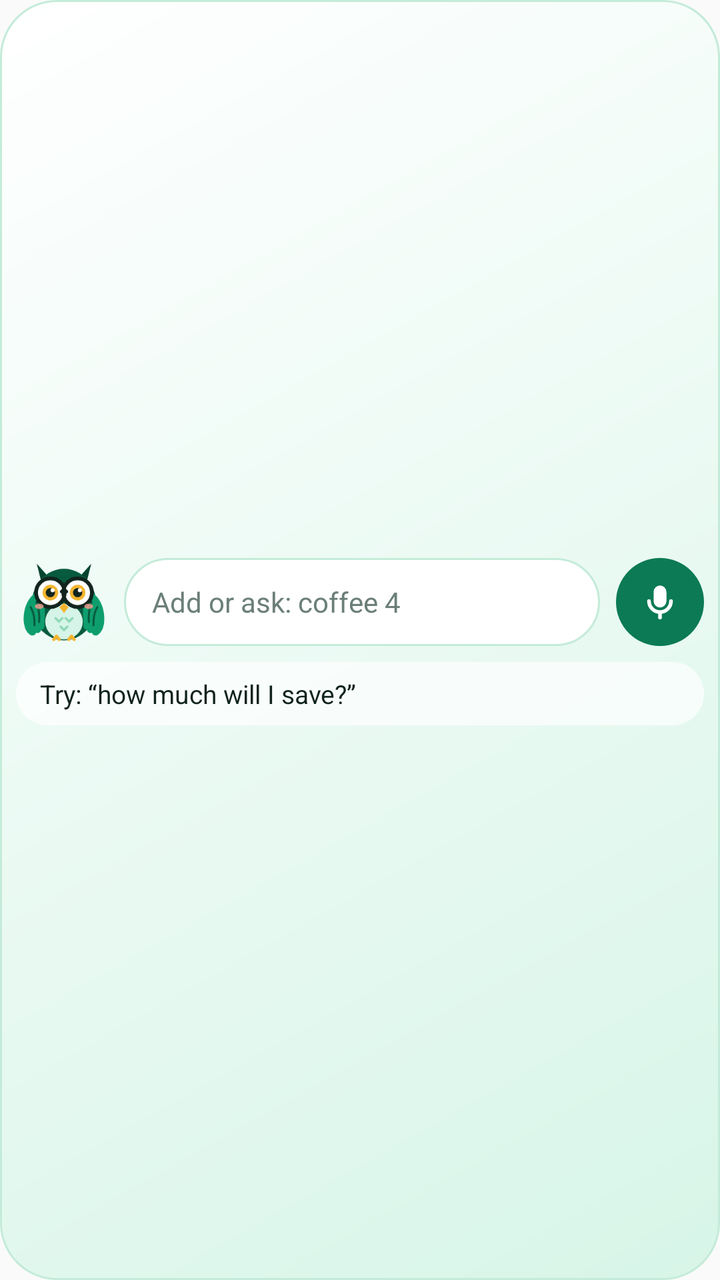
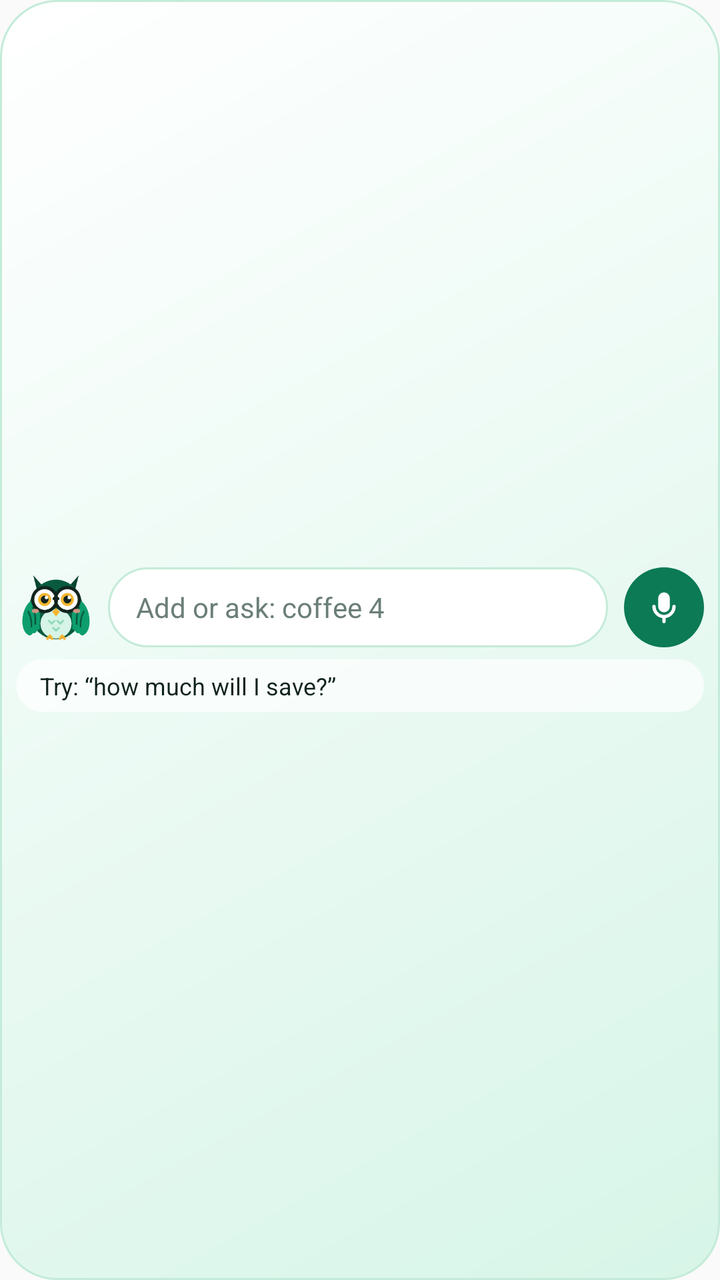

Before-and-after screenshots of an Android layout around one commit, followed by the original layout XML and the change that was made.
<!-- AndroidManifest.xml: application theme AppTheme -->
<!-- res/layout/keepwise_quick.xml -->
<?xml version="1.0" encoding="utf-8"?>
<LinearLayout xmlns:android="http://schemas.android.com/apk/res/android"
    android:id="@+id/kq_root"
    android:layout_width="match_parent"
    android:layout_height="match_parent"
    android:orientation="vertical"
    android:gravity="center_vertical"
    android:padding="8dp"
    android:background="@drawable/widget_quick_bg">
    <LinearLayout
    android:layout_width="match_parent"
    android:layout_height="wrap_content"
    android:orientation="horizontal"
    android:gravity="center_vertical">
    <ImageView
        android:layout_width="48dp"
        android:layout_height="48dp"
        android:src="@drawable/kw_owl"
        android:contentDescription="KeepWise owl" />
    
    <TextView
        android:id="@+id/kq_field"
        android:layout_width="0dp"
        android:layout_height="44dp"
        android:layout_weight="1"
        android:layout_marginStart="6dp"
        android:layout_marginEnd="8dp"
        android:gravity="center_vertical"
        android:paddingStart="14dp"
        android:paddingEnd="10dp"
        android:background="@drawable/widget_field_bg"
        android:text="@string/quick_field"
        android:maxLines="1"
        android:ellipsize="end"
        android:textColor="#6B7F77"
        android:textSize="14sp" />
    <ImageView
        android:id="@+id/kq_mic"
        android:layout_width="44dp"
        android:layout_height="44dp"
        android:padding="11dp"
        android:background="@drawable/widget_mic_bg"
        android:src="@drawable/ic_kw_mic"
        android:contentDescription="@string/quick_mic" />
    </LinearLayout>
    
    <TextView
        android:id="@+id/kq_said"
        android:layout_width="match_parent"
        android:layout_height="wrap_content"
        android:layout_marginTop="6dp"
        android:paddingStart="12dp"
        android:paddingEnd="12dp"
        android:paddingTop="7dp"
        android:paddingBottom="7dp"
        android:background="@drawable/widget_said_bg"
        android:text="@string/quick_tip"
        android:maxLines="2"
        android:ellipsize="end"
        android:textColor="#10231C"
        android:textSize="13sp" />
</LinearLayout>
<!-- resources referenced by this layout -->
<resources>
  <!-- drawable ic_kw_mic (drawable) -->
  <?xml version="1.0" encoding="utf-8"?>
  <vector xmlns:android="http://schemas.android.com/apk/res/android" android:width="24dp" android:height="24dp" android:viewportWidth="24" android:viewportHeight="24">
      <path android:fillColor="#FFFFFF" android:pathData="M12,15a3.5,3.5 0,0 0,3.5 -3.5v-5a3.5,3.5 0,0 0,-7 0v5A3.5,3.5 0,0 0,12 15z"/>
      <path android:strokeColor="#FFFFFF" android:strokeWidth="2" android:strokeLineCap="round" android:fillColor="#00000000" android:pathData="M6,11.5a6,6 0,0 0,12 0M12,17.5v3"/>
  </vector>
  <!-- drawable kw_owl: png bitmap (drawable-nodpi, 5053 bytes) -->
  <!-- drawable widget_field_bg (drawable) -->
  <?xml version="1.0" encoding="utf-8"?>
  <shape xmlns:android="http://schemas.android.com/apk/res/android" android:shape="rectangle">
      <solid android:color="#FFFFFF" />
      <corners android:radius="22dp" />
      <stroke android:width="1dp" android:color="#C4EBD9" />
  </shape>
  <!-- drawable widget_mic_bg (drawable) -->
  <?xml version="1.0" encoding="utf-8"?>
  <shape xmlns:android="http://schemas.android.com/apk/res/android" android:shape="oval">
      <solid android:color="#0B7A55" />
  </shape>
  <!-- drawable widget_quick_bg (drawable) -->
  <?xml version="1.0" encoding="utf-8"?>
  <shape xmlns:android="http://schemas.android.com/apk/res/android" android:shape="rectangle">
      <gradient android:angle="315" android:startColor="#FFFFFF" android:endColor="#D7F5E8" />
      <corners android:radius="28dp" />
      <stroke android:width="1dp" android:color="#C4EBD9" />
  </shape>
  <!-- drawable widget_said_bg (drawable) -->
  <?xml version="1.0" encoding="utf-8"?>
  <shape xmlns:android="http://schemas.android.com/apk/res/android" android:shape="rectangle">
      <solid android:color="#B3FFFFFF" />
      <corners android:radius="16dp" />
  </shape>
  <string name="quick_field">Add or ask: coffee 4</string>
  <string name="quick_mic">Say what you spent</string>
  <string name="quick_tip">Try: “how much will I save?”</string>
  <style name="AppTheme" parent="Theme.AppCompat.Light.DarkActionBar">
          
          <item name="colorPrimary">@color/colorPrimary</item>
          <item name="colorPrimaryDark">@color/colorPrimaryDark</item>
          <item name="colorAccent">@color/colorAccent</item>
      </style>
</resources>

<!-- the commit's change to res/layout/keepwise_quick.xml (unified diff, before → after) -->
@@ -13,15 +13,15 @@
     android:orientation="horizontal"
     android:gravity="center_vertical">
     <ImageView
-        android:layout_width="48dp"
-        android:layout_height="48dp"
+        android:layout_width="40dp"
+        android:layout_height="40dp"
         android:src="@drawable/kw_owl"
         android:contentDescription="KeepWise owl" />
     
     <TextView
         android:id="@+id/kq_field"
         android:layout_width="0dp"
-        android:layout_height="44dp"
+        android:layout_height="40dp"
         android:layout_weight="1"
         android:layout_marginStart="6dp"
         android:layout_marginEnd="8dp"
@@ -36,9 +36,9 @@
         android:textSize="14sp" />
     <ImageView
         android:id="@+id/kq_mic"
-        android:layout_width="44dp"
-        android:layout_height="44dp"
-        android:padding="11dp"
+        android:layout_width="40dp"
+        android:layout_height="40dp"
+        android:padding="10dp"
         android:background="@drawable/widget_mic_bg"
         android:src="@drawable/ic_kw_mic"
         android:contentDescription="@string/quick_mic" />
@@ -51,12 +51,12 @@
         android:layout_marginTop="6dp"
         android:paddingStart="12dp"
         android:paddingEnd="12dp"
-        android:paddingTop="7dp"
-        android:paddingBottom="7dp"
+        android:paddingTop="5dp"
+        android:paddingBottom="5dp"
         android:background="@drawable/widget_said_bg"
         android:text="@string/quick_tip"
-        android:maxLines="2"
+        android:maxLines="1"
         android:ellipsize="end"
         android:textColor="#10231C"
-        android:textSize="13sp" />
+        android:textSize="12sp" />
 </LinearLayout>
